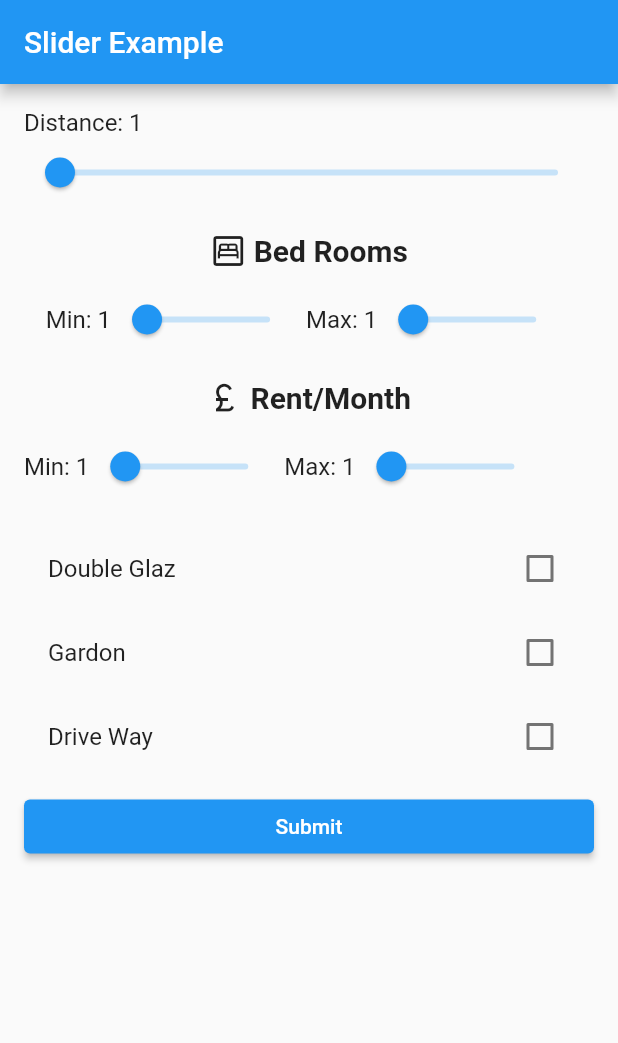
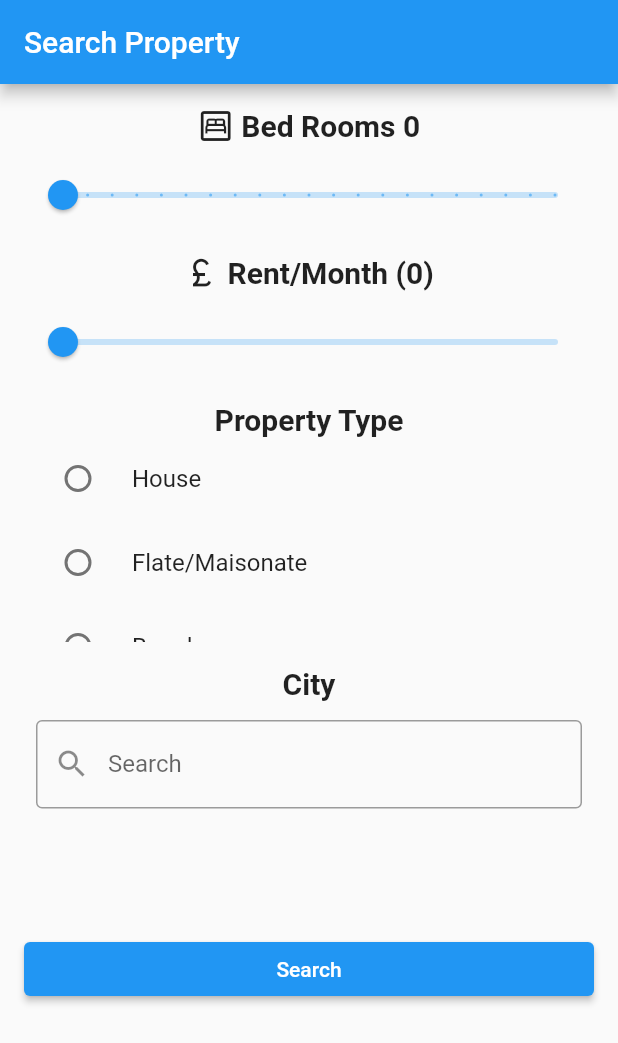
Before and after one commit to Nishaysh/HouseWapper, a Flutter app: the SearchScreen screen opened directly, on a phone screen of 412 x 824 dp. Shown: the top 1043 px of the screen. Run offline on Flutter 3.47's test engine with Material 2 defaults, Android fonts, the phone set to English and light mode, and no system bars; our stand-ins replace cloud_firestore, firebase_auth, firebase_core, firebase_storage, geocoding, get and 2 more; missing offline and left inert: dart:ffi; accounts and stored records are empty.

Commit message:
Searching done

```diff
--- a/lib/Screens/HomePage.dart
+++ b/lib/Screens/HomePage.dart
@@ -1,5 +1,6 @@
 import 'package:firebase_auth/firebase_auth.dart';
 import 'package:flutter/material.dart';
+import 'package:property_swap/Screens/YourProperty.dart';
 import 'package:property_swap/search/SearchPage.dart';
 import 'package:property_swap/search/serch.dart';
 import 'Matches.dart';
@@ -19,7 +20,7 @@ class _HomePageState extends State<HomePage> {
     Profile(
       uid: FirebaseAuth.instance.currentUser!.uid,
     ),
-    const Liked(),
+    const YourProperty(),
     const MatchesPage(),
     SearchScreen(),
     const Messaging(),
--- a/lib/Screens/YourProperty.dart
+++ b/lib/Screens/YourProperty.dart
@@ -111,7 +111,7 @@ class _MyPropertyState extends State<YourProperty> {
           isActive: _activeStepIndex >= 2,
           title: Text('Rent and feature'),
           content: SizedBox(
-            height: 200, // or some other fixed height
+            height: 200,
             child: RentAndFeatures(),
           ),
         ),
--- a/lib/search/SearchPage.dart
+++ b/lib/search/SearchPage.dart
@@ -1,225 +1,144 @@
 import 'package:flutter/material.dart';
+import 'package:property_swap/search/serch.dart';
+import 'package:property_swap/widgets/CityList.dart';
+import 'package:property_swap/widgets/prpType.dart';
 
 class SearchScreen extends StatefulWidget {
+  const SearchScreen({super.key});
+
   @override
   _SearchScreenState createState() => _SearchScreenState();
 }
 
 class _SearchScreenState extends State<SearchScreen> {
-  int distance = 1;
-  int minRoom = 1;
-  int maxRoom = 1;
-  int minRent = 1;
-  int maxRent = 1;
+  int distance = 0;
+  int beds = 0;
+  int rent = 0;
 
   @override
   Widget build(BuildContext context) {
     return Scaffold(
       appBar: AppBar(
-        title: Text('Slider Example'),
+        title: const Text('Search Property'),
       ),
       body: Padding(
-        padding: EdgeInsets.all(16.0),
+        padding: const EdgeInsets.all(16.0),
+        child: SingleChildScrollView(
           child: Column(
             crossAxisAlignment: CrossAxisAlignment.stretch,
             children: [
-            Text(
-              'Distance: $distance',
-              style: TextStyle(fontSize: 16.0),
-            ),
-            Slider(
-              min: 1,
-              max: 50,
-              value: distance.toDouble(),
-              onChanged: (double value) {
-                setState(() {
-                  distance = value.toInt();
-                });
-              },
-            ),
-            SizedBox(height: 16.0),
+              // Text(
+              //   'Distance: $distance',
+              //   style: const TextStyle(fontSize: 16.0),
+              // ),
+              // Slider(
+              //   min: 0,
+              //   max: 50,
+              //   divisions: 5,
+              //   value: distance.toDouble(),
+              //   onChanged: (double value) {
+              //     setState(() {
+              //       distance = value.toInt();
+              //     });
+              //   },
+              // ),
+              // const SizedBox(height: 16.0),
               Row(
                 mainAxisAlignment: MainAxisAlignment.center,
                 children: [
-                Icon(Icons.bedroom_parent_outlined),
-                SizedBox(
+                  const Icon(Icons.bedroom_parent_outlined),
+                  const SizedBox(
                     width: 5,
                   ),
                   Text(
-                  'Bed Rooms',
-                  style: TextStyle(fontSize: 20, fontWeight: FontWeight.bold),
+                    'Bed Rooms ${beds}',
+                    style: const TextStyle(
+                        fontSize: 20, fontWeight: FontWeight.bold),
                   ),
                 ],
               ),
-            SizedBox(
+              const SizedBox(
                 height: 10,
               ),
-            Row(
-              mainAxisAlignment: MainAxisAlignment.center,
-              children: [
-                Text(
-                  'Min: $minRoom',
-                  style: TextStyle(fontSize: 16.0),
-                ),
               SizedBox(
-                  width: 130,
+                width: 150,
                 child: Slider(
-                    min: 1,
-                    max: 10,
-                    value: minRoom.toDouble(),
+                  min: 0,
+                  max: 20,
+                  divisions: 20,
+                  value: beds.toDouble(),
                   onChanged: (double value) {
                     setState(() {
-                        minRoom = value.toInt();
+                      beds = value.toInt();
                     });
                   },
                 ),
               ),
-                SizedBox(height: 16.0),
+              const SizedBox(height: 16.0),
+              Row(
+                mainAxisAlignment: MainAxisAlignment.center,
+                children: [
+                  const Icon(Icons.currency_pound),
+                  const SizedBox(
+                    width: 5,
+                  ),
                   Text(
-                  'Max: $maxRoom',
-                  style: TextStyle(fontSize: 16.0),
+                    'Rent/Month ($rent)',
+                    style: const TextStyle(
+                        fontSize: 20, fontWeight: FontWeight.bold),
                   ),
-                SizedBox(
-                  width: 130,
-                  child: Slider(
-                    min: 1,
-                    max: 10,
-                    value: maxRoom.toDouble(),
+                ],
+              ),
+              const SizedBox(
+                height: 10,
+              ),
+              Slider(
+                min: 0,
+                max: 5000,
+                divisions: 100,
+                value: rent.toDouble(),
                 onChanged: (double value) {
                   setState(() {
-                        maxRoom = value.toInt();
+                    rent = value.toInt();
                   });
                 },
               ),
+              const SizedBox(height: 16.0),
+
+              SizedBox(
+                height: 160,
+                child: PropertyType(),
               ),
-              ],
-            ),
-            SizedBox(height: 16.0),
-            Row(
-              mainAxisAlignment: MainAxisAlignment.center,
-              children: [
-                Icon(Icons.currency_pound),
-                SizedBox(
-                  width: 5,
-                ),
-                Text(
-                  'Rent/Month',
-                  style: TextStyle(fontSize: 20, fontWeight: FontWeight.bold),
-                ),
-              ],
-            ),
-            SizedBox(
-              height: 10,
-            ),
-            Row(
-              children: [
-                Text(
-                  'Min: $minRent',
-                  style: TextStyle(fontSize: 16.0),
-                ),
-                SizedBox(
-                  width: 130,
-                  child: Slider(
-                    min: 1,
-                    max: 1000,
-                    value: minRent.toDouble(),
-                    onChanged: (double value) {
-                      setState(() {
-                        minRent = value.toInt();
-                      });
-                    },
+              const SizedBox(height: 16.0),
+              Center(
+                child: Text(
+                  'City',
+                  style: const TextStyle(
+                      fontSize: 20.0, fontWeight: FontWeight.bold),
                 ),
               ),
-                SizedBox(height: 16.0),
-                Text(
-                  'Max: $maxRent',
-                  style: TextStyle(fontSize: 16.0),
-                ),
-                SizedBox(
-                  width: 130,
-                  child: Slider(
-                    min: 1,
-                    max: 1000,
-                    value: maxRent.toDouble(),
-                    onChanged: (double value) {
-                      setState(() {
-                        maxRent = value.toInt();
-                      });
-                    },
+              const SizedBox(height: 5.0),
+
+              CityList(),
+              ElevatedButton(
+                child: const Text('Search'),
+                onPressed: () {
+                  Navigator.of(context).push(
+                    MaterialPageRoute(
+                      builder: (context) => SearchedItems(
+                        city: city,
+                        beds: beds,
+                        rent: rent,
+                        propertyType: prpType,
                       ),
                     ),
-              ],
-            ),
-            SizedBox(height: 16.0),
-            SizedBox(
-              height: 160,
-              child: Features(),
-            ),
-            SizedBox(height: 16.0),
-            ElevatedButton(
-              child: Text('Submit'),
-              onPressed: () {
-                print('Slider 1 Value: $distance');
-                print('Slider 2 Value: $minRoom');
-                print('Slider 3 Value: $maxRoom');
-                print('Slider 4 Value: $minRent');
-                print(features);
+                  );
                 },
               ),
             ],
           ),
         ),
+      ),
     );
   }
 }
-
-List<String> features = [];
-
-class Features extends StatefulWidget {
-  Features({Key? key}) : super(key: key);
-
-  @override
-  _FeaturesState createState() => _FeaturesState();
-}
-
-class _FeaturesState extends State<Features> {
-  final List<String> _itemsList = [
-    'Double Glaz',
-    'Gardon',
-    'Drive Way',
-    'Conservatory',
-    'Balcony',
-    ' Single Garage',
-    ' Double Garage',
-    ' Gas Central Hearing',
-    'Electric Heating',
-    ' Oil Heating ',
-    'Private Gardon',
-    ' Communal Garden',
-    ' Fast Internet',
-    ' Disable/Mobility Adapted'
-  ];
-
-  @override
-  Widget build(BuildContext context) {
-    return ListView.builder(
-      itemCount: _itemsList.length,
-      itemBuilder: (BuildContext context, int index) {
-        final item = _itemsList[index];
-        return CheckboxListTile(
-          title: Text(item),
-          value: features.contains(item),
-          onChanged: (bool? isChecked) {
-            setState(() {
-              if (isChecked ?? false) {
-                features.add(item);
-              } else {
-                features.remove(item);
-              }
-            });
-          },
-        );
-      },
-    );
-  }
-}
--- a/lib/search/serch.dart
+++ b/lib/search/serch.dart
@@ -4,7 +4,17 @@ import 'package:flutter/material.dart';
 import 'package:property_swap/PropertyCard/property_card.dart';
 
 class SearchedItems extends StatefulWidget {
-  const SearchedItems({super.key});
+  final String city;
+  final int beds;
+  final int rent;
+  final String propertyType;
+  const SearchedItems({
+    super.key,
+    required this.city,
+    required this.beds,
+    required this.rent,
+    required this.propertyType,
+  });
 
   @override
   State<SearchedItems> createState() => _SearchedItemsState();
@@ -25,16 +35,17 @@ class _SearchedItemsState extends State<SearchedItems> {
         FirebaseFirestore.instance.collection('propertyForm');
 
     var query = collection
-        .where('distance', isEqualTo: 10)
-        .where('beds', isEqualTo: 2)
+        .where('city', isEqualTo: widget.city)
+        .where('beds', isEqualTo: widget.beds)
         .where(
           'rent',
-          isEqualTo: 100,
+          isEqualTo: widget.rent,
         )
         .where(
-      'qualities',
-      arrayContainsAny: ['Balcony', 'hello'],
-    ).snapshots();
+          'propertyType',
+          isEqualTo: widget.propertyType,
+        )
+        .snapshots();
 
     return query;
   }
@@ -70,7 +81,6 @@ class _SearchedItemsState extends State<SearchedItems> {
             itemCount: snapshot.data!.docs.length,
             itemBuilder: (context, index) {
               return PropertyCard(
-                // (snapshot.data! as dynamic).docs[index]['uid'],
                 snap: snapshot.data!.docs[index].data(),
               );
             },
--- /dev/null
+++ b/lib/widgets/CityList.dart
@@ -0,0 +1,128 @@
+import 'package:flutter/material.dart';
+
+String city = '';
+
+class CityList extends StatefulWidget {
+  CityList();
+
+  @override
+  _CityListState createState() => _CityListState();
+}
+
+class _CityListState extends State<CityList> {
+  final List<String> _allItemsList = [
+    'London',
+    'Manchester',
+    'Birmingham',
+    'Liverpool',
+    'Glasgow',
+    'Leeds',
+    'Newcastle',
+    'Sheffield',
+    'Bristol',
+    'Edinburgh',
+    'Cardiff',
+    'Belfast',
+    'Nottingham',
+    'Southampton',
+    'Oxford',
+  ];
+
+  List<String> _filteredItemsList = [];
+
+  void _onItemSelect(String item) {
+    setState(() {
+      city = item;
+    });
+  }
+
+  void _onSearchTextChanged(String query) {
+    setState(() {
+      if (query.isEmpty) {
+        _filteredItemsList = List.from(_allItemsList);
+      } else {
+        _filteredItemsList = _allItemsList
+            .where((item) => item.toLowerCase().contains(query.toLowerCase()))
+            .toList();
+      }
+    });
+  }
+
+  @override
+  Widget build(BuildContext context) {
+    return Container(
+      height: 150,
+      child: Column(
+        children: [
+          Padding(
+            padding: EdgeInsets.all(8.0),
+            child: TextField(
+              onChanged: _onSearchTextChanged,
+              decoration: InputDecoration(
+                labelText: 'Search',
+                prefixIcon: Icon(Icons.search),
+                border: OutlineInputBorder(),
+              ),
+            ),
+          ),
+          Expanded(
+            child: Container(
+              child: ListView.builder(
+                itemCount: _filteredItemsList.length,
+                itemBuilder: (BuildContext context, int index) {
+                  final item = _filteredItemsList[index];
+                  return ListTile(
+                    title: Text(item),
+                    onTap: () => _onItemSelect(item),
+                    tileColor: city == item ? Colors.blue : null,
+                  );
+                },
+              ),
+            ),
+          ),
+        ],
+      ),
+    );
+  }
+
+  Step getStep() {
+    return Step(
+      title: Text('Select Item'),
+      content: Column(
+        children: [
+          Padding(
+            padding: EdgeInsets.all(8.0),
+            child: TextField(
+              onChanged: _onSearchTextChanged,
+              decoration: InputDecoration(
+                labelText: 'Search',
+                prefixIcon: Icon(Icons.search),
+                border: OutlineInputBorder(),
+              ),
+            ),
+          ),
+          Expanded(
+            child: ListView.builder(
+              itemCount: _filteredItemsList.length,
+              itemBuilder: (BuildContext context, int index) {
+                final item = _filteredItemsList[index];
+                return ListTile(
+                  title: Text(item),
+                  onTap: () => _onItemSelect(item),
+                  tileColor: city == item ? Colors.blue : null,
+                );
+              },
+            ),
+          ),
+          Padding(
+            padding: EdgeInsets.all(8.0),
+            child: Text(
+              'Selected Item: $city',
+              style: TextStyle(fontSize: 16.0),
+            ),
+          ),
+        ],
+      ),
+    );
+  }
+}
--- /dev/null
+++ b/lib/widgets/prpType.dart
@@ -0,0 +1,54 @@
+import 'package:flutter/material.dart';
+
+String prpType = '';
+
+class PropertyType extends StatefulWidget {
+  @override
+  _PropertyTypeState createState() => _PropertyTypeState();
+}
+
+class _PropertyTypeState extends State<PropertyType> {
+  @override
+  Widget build(BuildContext context) {
+    return SingleChildScrollView(
+      child: Column(
+        children: [
+          Text(
+            'Property Type',
+            style: const TextStyle(fontSize: 20, fontWeight: FontWeight.bold),
+          ),
+          RadioListTile(
+            title: Text('House'),
+            value: 'House',
+            groupValue: prpType,
+            onChanged: (value) {
+              setState(() {
+                prpType = value!;
+              });
+            },
+          ),
+          RadioListTile(
+            title: Text('Flate/Maisonate'),
+            value: 'Flate/Maisonate',
+            groupValue: prpType,
+            onChanged: (value) {
+              setState(() {
+                prpType = value!;
+              });
+            },
+          ),
+          RadioListTile(
+            title: Text('Banglow'),
+            value: 'Banglow',
+            groupValue: prpType,
+            onChanged: (value) {
+              setState(() {
+                prpType = value!;
+              });
+            },
+          ),
+        ],
+      ),
+    );
+  }
+}
```
Lines whose indentation alone changed are shown as unchanged.
